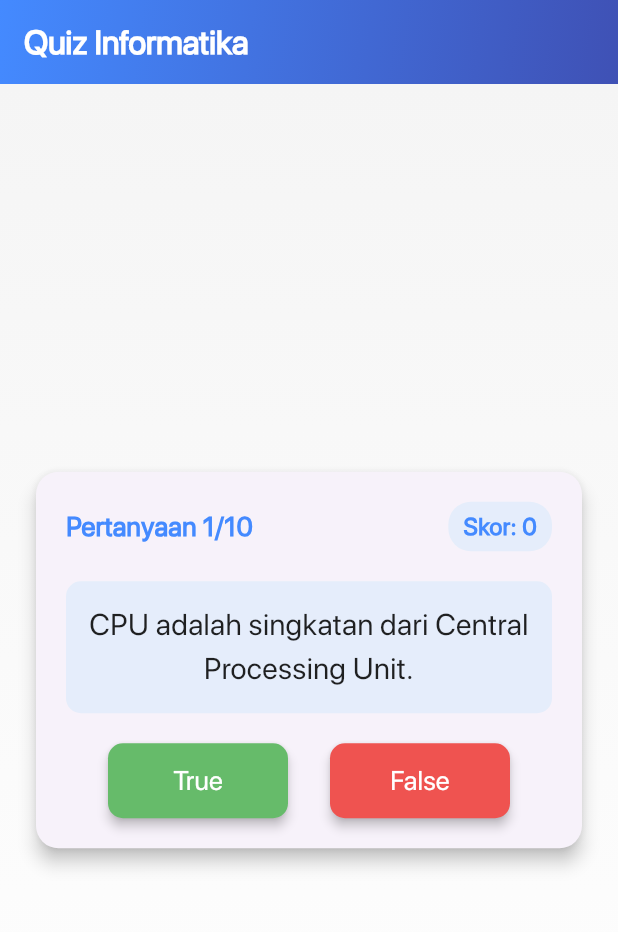
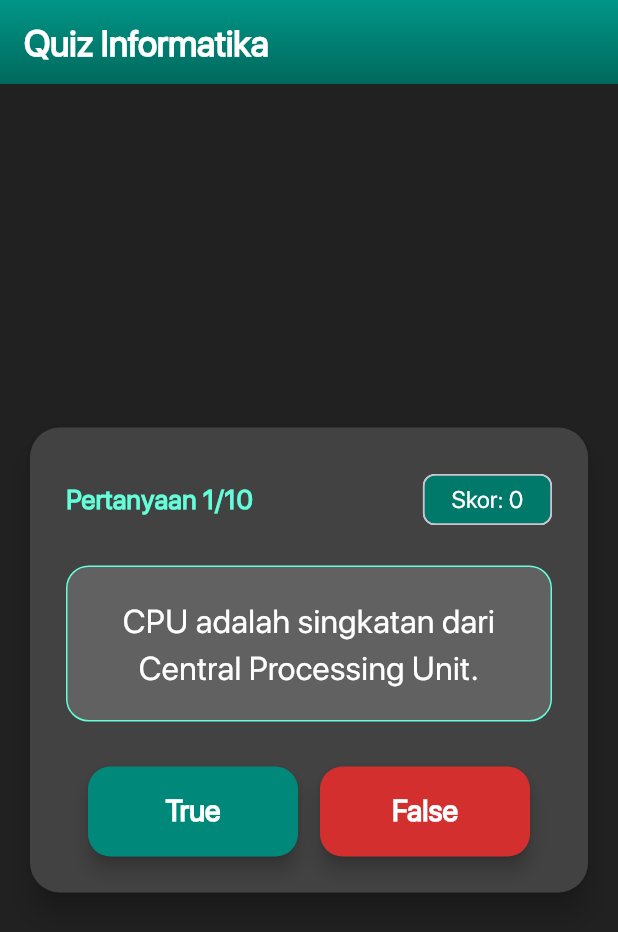
Before and after one commit to MuhammadDafaAlvin/quiz-app, a Flutter app: the screen it shows after launch, on a phone screen of 412 x 824 dp. Shown: the top 932 px of the screen. Run offline on Flutter 3.47's test engine with Material 3 defaults, Android fonts, the phone set to English and light mode, and no system bars.

Commit message:
style(ui): revamp app design with dark theme and teal accents
- Changed primarySwatch to Colors.teal
- Updated scaffold background to dark grey (Colors.grey[900])
- Redesigned AppBar with teal gradient and bold title
- Modified Card and dialog to dark grey with rounded corners
- Adjusted buttons to teal/red with larger size and bold text
- Enhanced text styles for better contrast and readability

```diff
--- a/lib/main.dart
+++ b/lib/main.dart
@@ -1,9 +1,7 @@
 import 'package:flutter/material.dart';
 import 'quiz_data.dart';
 
-void main() {
-  runApp(const QuizApp());
-}
+void main() => runApp(const QuizApp());
 
 class QuizApp extends StatelessWidget {
   const QuizApp({super.key});
@@ -13,9 +11,11 @@ class QuizApp extends StatelessWidget {
     return MaterialApp(
       title: 'Quiz Informatika',
       theme: ThemeData(
-        primarySwatch: Colors.blue,
+        primarySwatch: Colors.teal,
         useMaterial3: true,
         fontFamily: 'sfpro',
+        scaffoldBackgroundColor: Colors.grey[900],
+        textTheme: const TextTheme(bodyMedium: TextStyle(color: Colors.white)),
       ),
       home: const QuizScreen(),
     );
@@ -40,17 +40,13 @@ class _QuizScreenState extends State<QuizScreen> {
 
   set currentQuestionIndex(int value) {
     if (value >= 0 && value < totalQuestions) {
-      setState(() {
-        _currentQuestionIndex = value;
-      });
+      setState(() => _currentQuestionIndex = value);
     }
   }
 
   set score(int value) {
     if (value >= 0) {
-      setState(() {
-        _score = value;
-      });
+      setState(() => _score = value);
     }
   }
 
@@ -70,26 +66,26 @@ class _QuizScreenState extends State<QuizScreen> {
     showDialog(
       context: context,
       builder:
-          (context) => AlertDialog(
-            backgroundColor: Colors.white,
+          (_) => AlertDialog(
+            backgroundColor: Colors.grey[850],
             shape: RoundedRectangleBorder(
-              borderRadius: BorderRadius.circular(15),
+              borderRadius: BorderRadius.circular(20),
             ),
             title: const Text(
-              'Hasil Quiz',
+              'Quiz Selesai!',
               style: TextStyle(
                 fontFamily: 'sfpro',
-                fontWeight: FontWeight.w700,
-                fontSize: 24,
-                color: Colors.blueAccent,
+                fontWeight: FontWeight.bold,
+                fontSize: 26,
+                color: Colors.tealAccent,
               ),
             ),
             content: Text(
-              'Skor Anda: $_score dari $totalQuestions',
+              'Skor Anda: $_score / $totalQuestions',
               style: const TextStyle(
                 fontFamily: 'sfpro',
-                fontSize: 18,
-                color: Colors.black87,
+                fontSize: 20,
+                color: Colors.white70,
               ),
             ),
             actions: [
@@ -102,15 +98,19 @@ class _QuizScreenState extends State<QuizScreen> {
                   Navigator.pop(context);
                 },
                 style: TextButton.styleFrom(
-                  backgroundColor: Colors.blueAccent,
+                  backgroundColor: Colors.teal,
                   foregroundColor: Colors.white,
+                  padding: const EdgeInsets.symmetric(
+                    horizontal: 20,
+                    vertical: 10,
+                  ),
                   shape: RoundedRectangleBorder(
-                    borderRadius: BorderRadius.circular(10),
+                    borderRadius: BorderRadius.circular(12),
                   ),
                 ),
                 child: const Text(
-                  'Main Lagi',
-                  style: TextStyle(fontFamily: 'sfpro', color: Colors.white),
+                  'Ulangi Quiz',
+                  style: TextStyle(fontFamily: 'sfpro', fontSize: 16),
                 ),
               ),
             ],
@@ -126,45 +126,38 @@ class _QuizScreenState extends State<QuizScreen> {
           'Quiz Informatika',
           style: TextStyle(
             fontFamily: 'sfpro',
-            fontWeight: FontWeight.w700,
-            fontSize: 22,
+            fontWeight: FontWeight.bold,
+            fontSize: 24,
             color: Colors.white,
           ),
         ),
         backgroundColor: Colors.transparent,
         elevation: 0,
         flexibleSpace: Container(
-          decoration: const BoxDecoration(
+          decoration: BoxDecoration(
             gradient: LinearGradient(
-              colors: [Colors.blueAccent, Colors.indigo],
-              begin: Alignment.topLeft,
-              end: Alignment.bottomRight,
+              colors: [Colors.teal, Colors.teal[800]!],
+              begin: Alignment.topCenter,
+              end: Alignment.bottomCenter,
             ),
           ),
         ),
       ),
       body: Container(
-        decoration: BoxDecoration(
-          gradient: LinearGradient(
-            colors: [Colors.grey[100]!, Colors.white],
-            begin: Alignment.topCenter,
-            end: Alignment.bottomCenter,
-          ),
-        ),
+        padding: const EdgeInsets.all(16.0),
         child: Center(
-          child: Container(
-            constraints: const BoxConstraints(maxWidth: 600),
-            padding: const EdgeInsets.all(20.0),
+          child: ConstrainedBox(
+            constraints: const BoxConstraints(maxWidth: 700),
             child: Card(
-              elevation: 5,
+              color: Colors.grey[800],
+              elevation: 8,
               shape: RoundedRectangleBorder(
-                borderRadius: BorderRadius.circular(15),
+                borderRadius: BorderRadius.circular(20),
               ),
               child: Padding(
-                padding: const EdgeInsets.all(20.0),
+                padding: const EdgeInsets.all(24.0),
                 child: Column(
                   mainAxisSize: MainAxisSize.min,
-                  crossAxisAlignment: CrossAxisAlignment.start,
                   children: [
                     Row(
                       mainAxisAlignment: MainAxisAlignment.spaceBetween,
@@ -175,89 +168,85 @@ class _QuizScreenState extends State<QuizScreen> {
                             fontFamily: 'sfpro',
                             fontSize: 18,
                             fontWeight: FontWeight.w600,
-                            color: Colors.blueAccent,
+                            color: Colors.tealAccent,
                           ),
                         ),
-                        Container(
-                          padding: const EdgeInsets.symmetric(
-                            horizontal: 10,
-                            vertical: 5,
-                          ),
-                          decoration: BoxDecoration(
-                            color: const Color.fromRGBO(64, 196, 255, 0.1),
-                            borderRadius: BorderRadius.circular(15),
-                          ),
-                          child: Text(
+                        Chip(
+                          label: Text(
                             'Skor: $_score',
                             style: const TextStyle(
                               fontFamily: 'sfpro',
                               fontSize: 16,
-                              fontWeight: FontWeight.w600,
-                              color: Colors.blueAccent,
+                              color: Colors.white,
                             ),
                           ),
+                          backgroundColor: Colors.teal[700],
+                          padding: const EdgeInsets.symmetric(horizontal: 10),
                         ),
                       ],
                     ),
                     const SizedBox(height: 20),
                     Container(
-                      padding: const EdgeInsets.all(15),
+                      padding: const EdgeInsets.all(20),
                       decoration: BoxDecoration(
-                        color: const Color.fromRGBO(64, 196, 255, 0.1),
-                        borderRadius: BorderRadius.circular(10),
+                        color: Colors.grey[700],
+                        borderRadius: BorderRadius.circular(15),
+                        border: Border.all(color: Colors.tealAccent, width: 1),
                       ),
                       child: Text(
                         _quiz.getQuestionText(_currentQuestionIndex),
                         textAlign: TextAlign.center,
                         style: const TextStyle(
                           fontFamily: 'sfpro',
-                          fontSize: 20,
+                          fontSize: 22,
                           fontWeight: FontWeight.w500,
-                          color: Colors.black87,
+                          color: Colors.white,
                         ),
                       ),
                     ),
-                    const SizedBox(height: 20),
+                    const SizedBox(height: 30),
                     Row(
                       mainAxisAlignment: MainAxisAlignment.spaceEvenly,
                       children: [
                         ElevatedButton(
                           onPressed: () => checkAnswer(true),
                           style: ElevatedButton.styleFrom(
-                            minimumSize: const Size(120, 50),
-                            backgroundColor: Colors.green[400],
+                            minimumSize: const Size(140, 60),
+                            backgroundColor: Colors.teal[600],
                             foregroundColor: Colors.white,
                             shape: RoundedRectangleBorder(
-                              borderRadius: BorderRadius.circular(10),
+                              borderRadius: BorderRadius.circular(15),
                             ),
-                            elevation: 3,
+                            elevation: 5,
+                            padding: const EdgeInsets.symmetric(vertical: 15),
                           ),
                           child: const Text(
                             'True',
                             style: TextStyle(
                               fontFamily: 'sfpro',
-                              fontSize: 18,
-                              color: Colors.white,
+                              fontSize: 20,
+                              fontWeight: FontWeight.bold,
                             ),
                           ),
                         ),
                         ElevatedButton(
                           onPressed: () => checkAnswer(false),
                           style: ElevatedButton.styleFrom(
-                            minimumSize: const Size(120, 50),
-                            backgroundColor: Colors.red[400],
+                            minimumSize: const Size(140, 60),
+                            backgroundColor: Colors.red[700],
                             foregroundColor: Colors.white,
                             shape: RoundedRectangleBorder(
-                              borderRadius: BorderRadius.circular(10),
+                              borderRadius: BorderRadius.circular(15),
                             ),
-                            elevation: 3,
+                            elevation: 5,
+                            padding: const EdgeInsets.symmetric(vertical: 15),
                           ),
                           child: const Text(
                             'False',
                             style: TextStyle(
                               fontFamily: 'sfpro',
-                              fontSize: 18,
-                              color: Colors.white,
+                              fontSize: 20,
+                              fontWeight: FontWeight.bold,
                             ),
                           ),
                         ),
```
